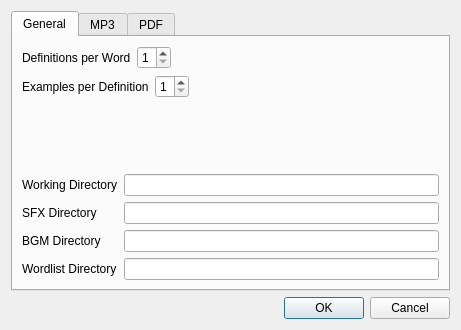
The window that design/preferences.ui (kokimame/joytan) describes before a commit, drawn with Qt 5.
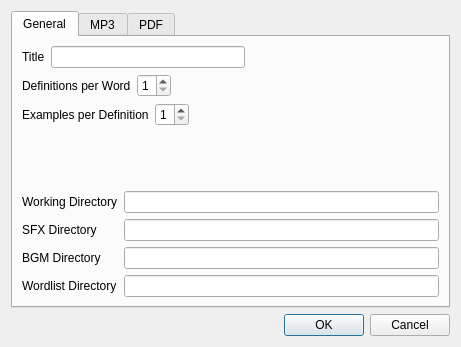
The same window after the commit.

Patch:
```diff
--- a/design/preferences.ui
+++ b/design/preferences.ui
@@ -7,7 +7,7 @@
     <x>0</x>
     <y>0</y>
     <width>461</width>
-    <height>330</height>
+    <height>347</height>
    </rect>
   </property>
   <property name="windowTitle">
@@ -30,6 +30,33 @@
        <string>General</string>
       </attribute>
       <layout class="QVBoxLayout" name="verticalLayout_3">
+       <item>
+        <layout class="QHBoxLayout" name="horizontalLayout_6">
+         <item>
+          <widget class="QLabel" name="label_4">
+           <property name="text">
+            <string>Title</string>
+           </property>
+          </widget>
+         </item>
+         <item>
+          <widget class="QLineEdit" name="titleEdit"/>
+         </item>
+         <item>
+          <spacer name="horizontalSpacer_4">
+           <property name="orientation">
+            <enum>Qt::Horizontal</enum>
+           </property>
+           <property name="sizeHint" stdset="0">
+            <size>
+             <width>40</width>
+             <height>20</height>
+            </size>
+           </property>
+          </spacer>
+         </item>
+        </layout>
+       </item>
        <item>
         <layout class="QVBoxLayout" name="verticalLayout">
          <item>
@@ -120,46 +147,46 @@
        </item>
        <item>
         <layout class="QGridLayout" name="gridLayout">
-         <item row="1" column="1">
-          <widget class="QLineEdit" name="sfxEdit"/>
-         </item>
          <item row="2" column="1">
+          <widget class="QLineEdit" name="sfxEdit"/>
+         </item>
+         <item row="3" column="1">
           <widget class="QLineEdit" name="bgmEdit"/>
          </item>
-         <item row="2" column="0">
+         <item row="3" column="0">
           <widget class="QLabel" name="label_6">
            <property name="text">
             <string>BGM Directory</string>
            </property>
           </widget>
          </item>
-         <item row="0" column="1">
+         <item row="1" column="1">
           <widget class="QLineEdit" name="workingEdit"/>
          </item>
-         <item row="1" column="0">
+         <item row="2" column="0">
           <widget class="QLabel" name="label_5">
            <property name="text">
             <string>SFX Directory</string>
            </property>
           </widget>
          </item>
-         <item row="0" column="0">
+         <item row="4" column="1">
+          <widget class="QLineEdit" name="wordEdit"/>
+         </item>
+         <item row="1" column="0">
           <widget class="QLabel" name="label_3">
            <property name="text">
             <string>Working Directory</string>
            </property>
           </widget>
          </item>
-         <item row="3" column="0">
+         <item row="4" column="0">
           <widget class="QLabel" name="label_7">
            <property name="text">
             <string>Wordlist Directory</string>
            </property>
           </widget>
          </item>
-         <item row="3" column="1">
-          <widget class="QLineEdit" name="wordEdit"/>
-         </item>
         </layout>
        </item>
       </layout>
```
Left out of the diff: 7 changed lines with no effect on the pictures.
